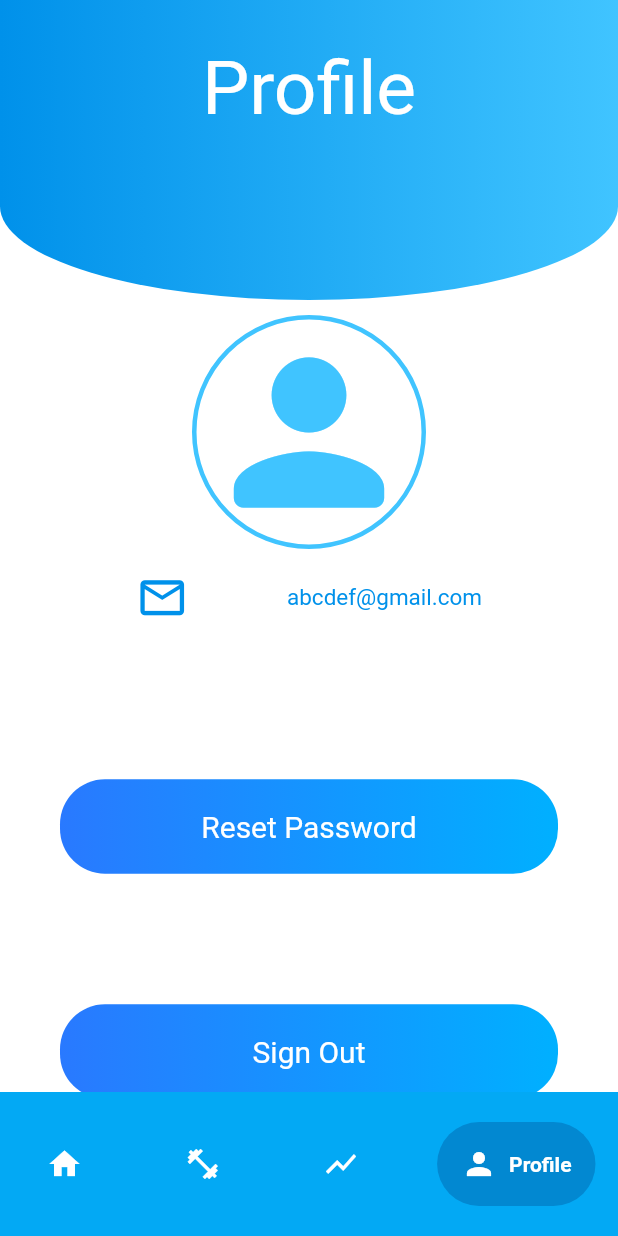
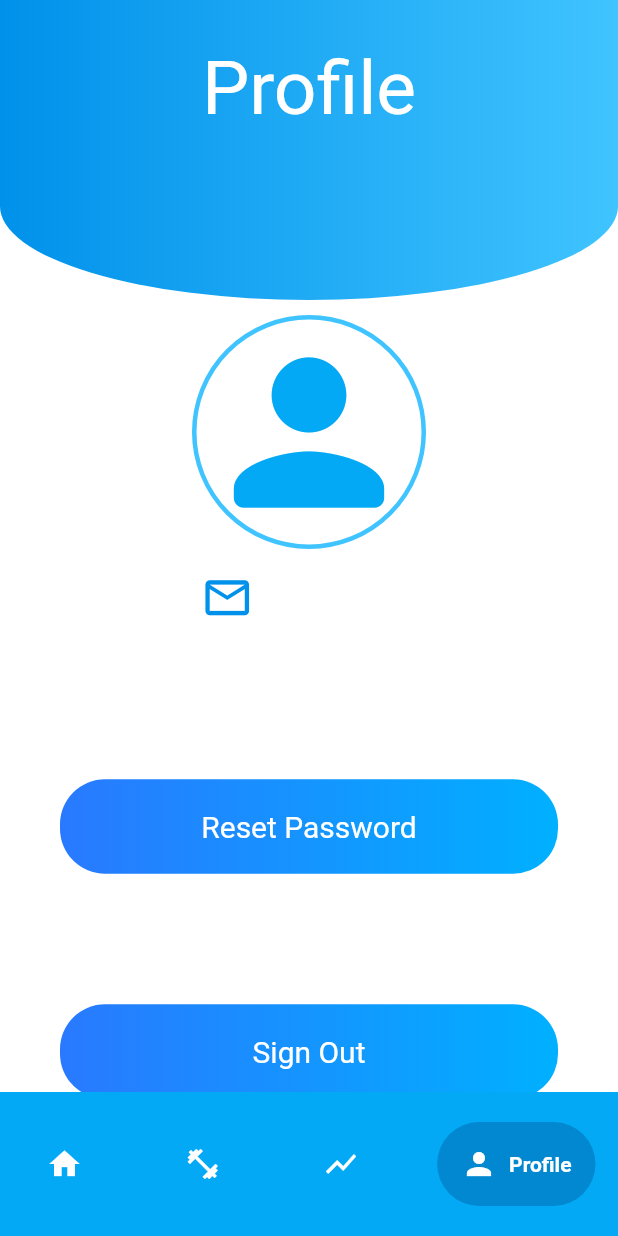
Before and after one commit to sriharshak27/tracker, a Flutter app: the screen it shows once a user with an empty profile is signed in, item 4 of the bottom bar chosen, on a phone screen of 412 x 824 dp. Run offline on Flutter 3.47's test engine with Material 2 defaults, Android fonts, the phone set to English and light mode, and no system bars; drawn by our look-alikes of google_nav_bar; our stand-ins replace firebase_auth, firebase_core; accounts and stored records are empty.

Commit message:
darkened profile picture

```diff
--- a/lib/pages/profile_page.dart
+++ b/lib/pages/profile_page.dart
@@ -68,7 +68,7 @@ class _ProfilePageState extends State<ProfilePage> {
             child: Icon(
               Icons.person_rounded,
               size: 150,
-              color: Colors.lightBlueAccent,
+              color: Colors.lightBlue,
             ),
           ),
           SizedBox(height: 15,),
@@ -85,7 +85,7 @@ class _ProfilePageState extends State<ProfilePage> {
                 ),
                 // SizedBox(width: 40,),
                 Text(
-                  'abcdef@gmail.com',
+                  user.email!,
                   style: TextStyle(
                     color: Colors.lightBlueAccent.shade700,
                     fontSize: 15
```
